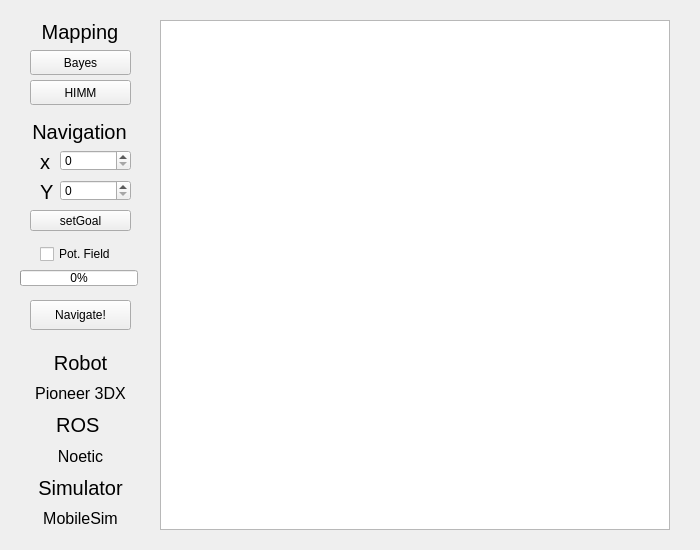
This is include/ros_mapping_gui/ros_mapping_gui.ui in fupbot/ROSActiveExplorationCMP545 as Qt 5 draws it before an edit. The edited form follows.
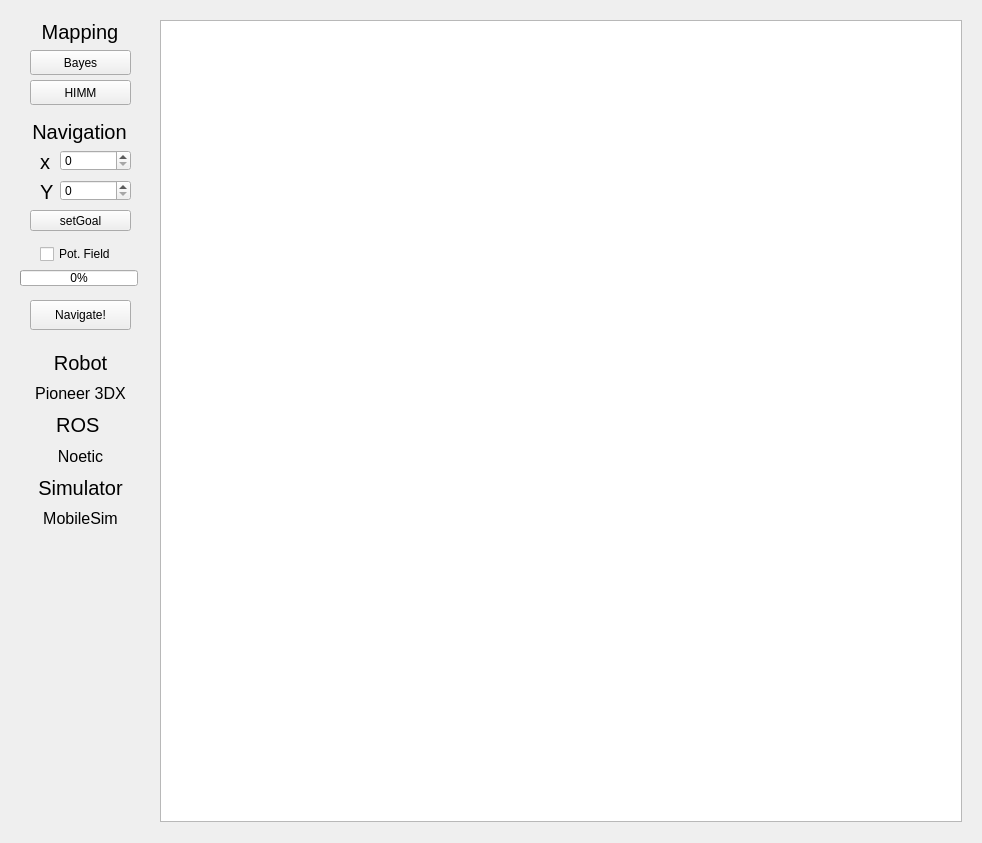
This is the edited form.

Commit message: v1.6 - Working mapping and navigation on real robot

What changed in the file:
```diff
--- a/include/ros_mapping_gui/ros_mapping_gui.ui
+++ b/include/ros_mapping_gui/ros_mapping_gui.ui
@@ -6,8 +6,8 @@
    <rect>
     <x>0</x>
     <y>0</y>
-    <width>700</width>
-    <height>550</height>
+    <width>982</width>
+    <height>843</height>
    </rect>
   </property>
   <property name="minimumSize">
@@ -27,14 +27,14 @@
     <rect>
      <x>160</x>
      <y>20</y>
-     <width>510</width>
-     <height>510</height>
+     <width>802</width>
+     <height>802</height>
     </rect>
    </property>
    <property name="minimumSize">
     <size>
-     <width>510</width>
-     <height>510</height>
+     <width>802</width>
+     <height>802</height>
     </size>
    </property>
   </widget>
```
The commit also changes 3 other files.
